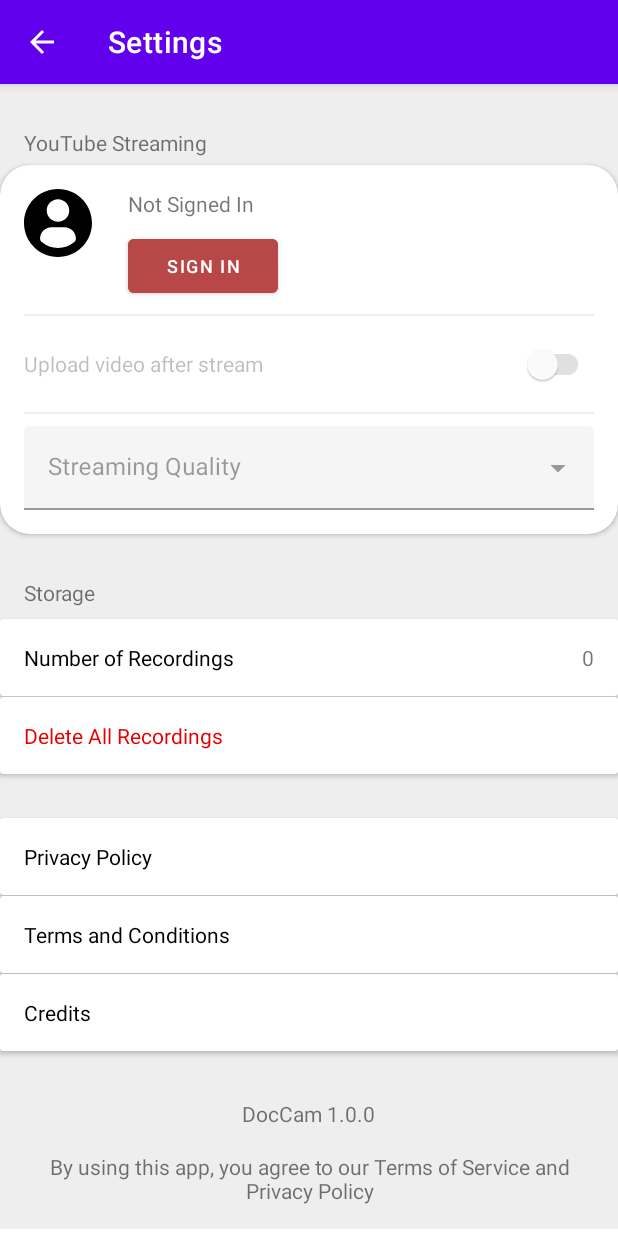
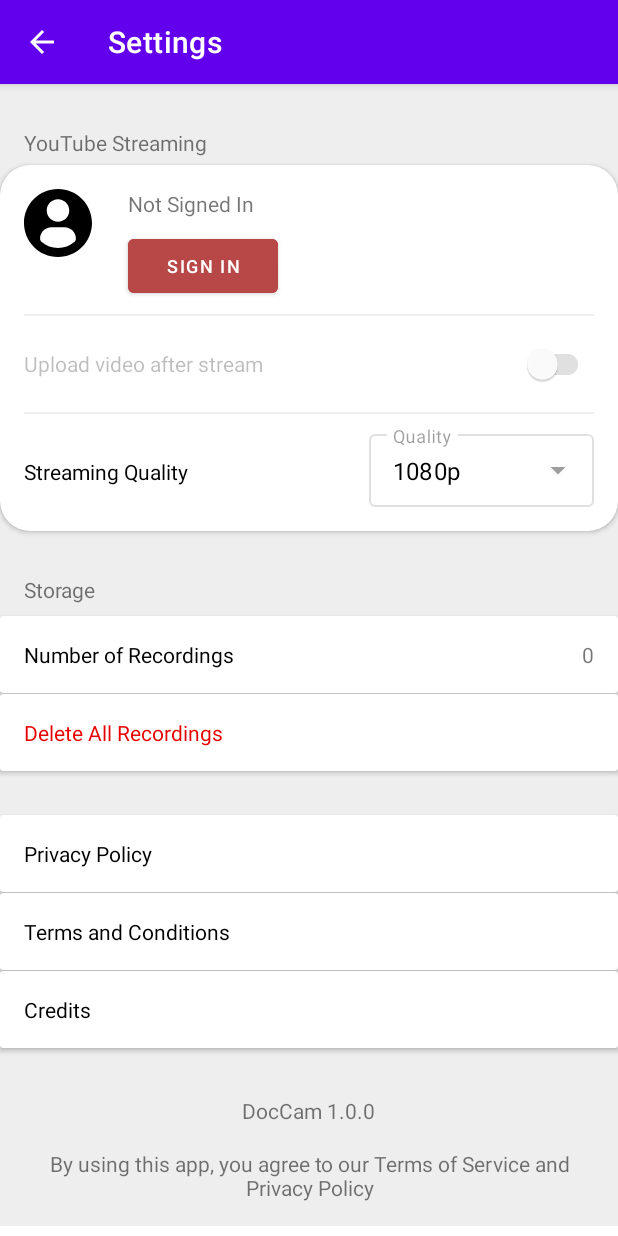
Before and after one commit to aribhs8/DocCam, an Android app: the SettingsFragment screen opened directly, with no data from a screen before it, on a phone screen of 412 x 824 dp. Run offline under Robolectric (Android 15) with nearby library versions, the phone set to English and light mode, and no system bars; 2 statements that could not run were skipped.

Commit message:
DC-30: Made some layout improvements

```diff
--- a/app/src/main/java/com/hucorp/android/doccam/fragments/SettingsFragment.java
+++ b/app/src/main/java/com/hucorp/android/doccam/fragments/SettingsFragment.java
@@ -8,8 +8,11 @@ import android.util.Log;
 import android.view.LayoutInflater;
 import android.view.View;
 import android.view.ViewGroup;
+import android.widget.ArrayAdapter;
+import android.widget.AutoCompleteTextView;
 import android.widget.Button;
 import android.widget.ImageView;
+import android.widget.LinearLayout;
 import android.widget.TextView;
 
 import androidx.annotation.NonNull;
@@ -31,6 +34,7 @@ import com.google.android.gms.tasks.Task;
 import com.google.android.material.dialog.MaterialAlertDialogBuilder;
 import com.google.android.material.snackbar.Snackbar;
 import com.google.android.material.switchmaterial.SwitchMaterial;
+import com.google.android.material.textfield.TextInputLayout;
 import com.hucorp.android.doccam.Constants;
 import com.hucorp.android.doccam.R;
 import com.hucorp.android.doccam.activities.CreditsActivity;
@@ -52,6 +56,8 @@ public class SettingsFragment extends Fragment
     private Button mAccountBtn;
     private ImageView mProfilePic;
     private SwitchMaterial mUploadSwitch;
+    private AutoCompleteTextView mQuality;
+    private TextInputLayout mQualityDropdown;
 
     // YouTube
     private GoogleSignInClient mGoogleSignInClient;
@@ -93,6 +99,13 @@ public class SettingsFragment extends Fragment
         mUserName = (TextView) v.findViewById(R.id.youtube_name);
         mProfilePic = (ImageView) v.findViewById(R.id.youtube_profile_pic);
         mUploadSwitch = (SwitchMaterial) v.findViewById(R.id.upload_after_stream_switch);
+        mQualityDropdown = (TextInputLayout) v.findViewById(R.id.quality_dropdown);
+
+        mQuality = v.findViewById(R.id.qualityText);
+        String[] qualityOptions = {"1080p", "720p", "480p", "360p"};
+        ArrayAdapter<String> arrayAdapter = new ArrayAdapter<String>(getActivity(), R.layout.option_item, qualityOptions);
+        mQuality.setText(arrayAdapter.getItem(0).toString(), false);
+        mQuality.setAdapter(arrayAdapter);
 
         mGoogleSignInAccount = GoogleSignIn.getLastSignedInAccount(getActivity());
         updateUI();
@@ -111,12 +124,14 @@ public class SettingsFragment extends Fragment
             mAccountBtn.setText(R.string.sign_out);
             Glide.with(getActivity()).load(mGoogleSignInAccount.getPhotoUrl()).into(mProfilePic);
             mUploadSwitch.setEnabled(true);
+            mQualityDropdown.setEnabled(true);
         } else
         {
             mUserName.setText(R.string.signed_in_text);
             mAccountBtn.setText(R.string.sign_in);
             mProfilePic.setImageResource(R.drawable.ic_profile_user);
             mUploadSwitch.setEnabled(false);
+            mQualityDropdown.setEnabled(false);
         }
     }
 
@@ -202,8 +217,6 @@ public class SettingsFragment extends Fragment
                 startActivity(new Intent(getActivity(), CreditsActivity.class));
             }
         });
-
-
     }
 
     @Override
--- a/app/src/main/res/layout/fragment_settings.xml
+++ b/app/src/main/res/layout/fragment_settings.xml
@@ -86,20 +86,42 @@
                 android:background="@color/light_gray"
                 android:layout_marginVertical="8dp"/>
 
-            <com.google.android.material.textfield.TextInputLayout
-                style="@style/Widget.MaterialComponents.TextInputLayout.FilledBox.ExposedDropdownMenu"
+            <LinearLayout
                 android:layout_width="match_parent"
                 android:layout_height="wrap_content"
-                android:enabled="false"
-                android:hint="@string/streaming_quality">
+                android:orientation="horizontal">
 
-                <!-- Todo: set text style for this -->
-                <AutoCompleteTextView
-                    android:id="@+id/filled_exposed_dropdown"
-                    android:layout_width="match_parent"
-                    android:layout_height="wrap_content"/>
+                <TextView
+                    android:id="@+id/quality_label"
+                    android:layout_width="wrap_content"
+                    android:layout_height="wrap_content"
+                    android:textColor="@color/black"
+                    android:text="@string/streaming_quality" />
 
-            </com.google.android.material.textfield.TextInputLayout>
+                <View
+                    android:layout_width="0dp"
+                    android:layout_height="0dp"
+                    android:layout_weight="1" />
+
+                <com.google.android.material.textfield.TextInputLayout
+                    style="@style/Widget.MaterialComponents.TextInputLayout.OutlinedBox.Dense.ExposedDropdownMenu"
+                    android:id="@+id/quality_dropdown"
+                    android:layout_width="150dp"
+                    android:layout_height="wrap_content"
+                    android:hint="@string/quality"
+                    >
+
+                    <!-- Todo: set text style for this -->
+                    <AutoCompleteTextView
+                        android:id="@+id/qualityText"
+                        android:layout_width="match_parent"
+                        android:layout_height="wrap_content"
+                        android:enabled="false"
+                        android:textColor="@color/black"
+                        android:inputType="none" />
+
+                </com.google.android.material.textfield.TextInputLayout>
+            </LinearLayout>
 
 
         </LinearLayout>
```
Also changed, not shown: app/src/main/java/com/hucorp/android/doccam/fragments/StreamingBottomSheetFragment.java (+3 -4 lines), app/src/main/java/com/hucorp/android/doccam/fragments/StreamingDialogFragment.java (+52 -8 lines), app/src/main/res/drawable/ic_privacy.xml (added, +9 -0 lines), app/src/main/res/layout/fragment_dialog_streaming.xml (added, +48 -0 lines), app/src/main/res/layout/option_item.xml (added, +9 -0 lines), app/src/main/res/values/strings.xml (+8 -0 lines).
